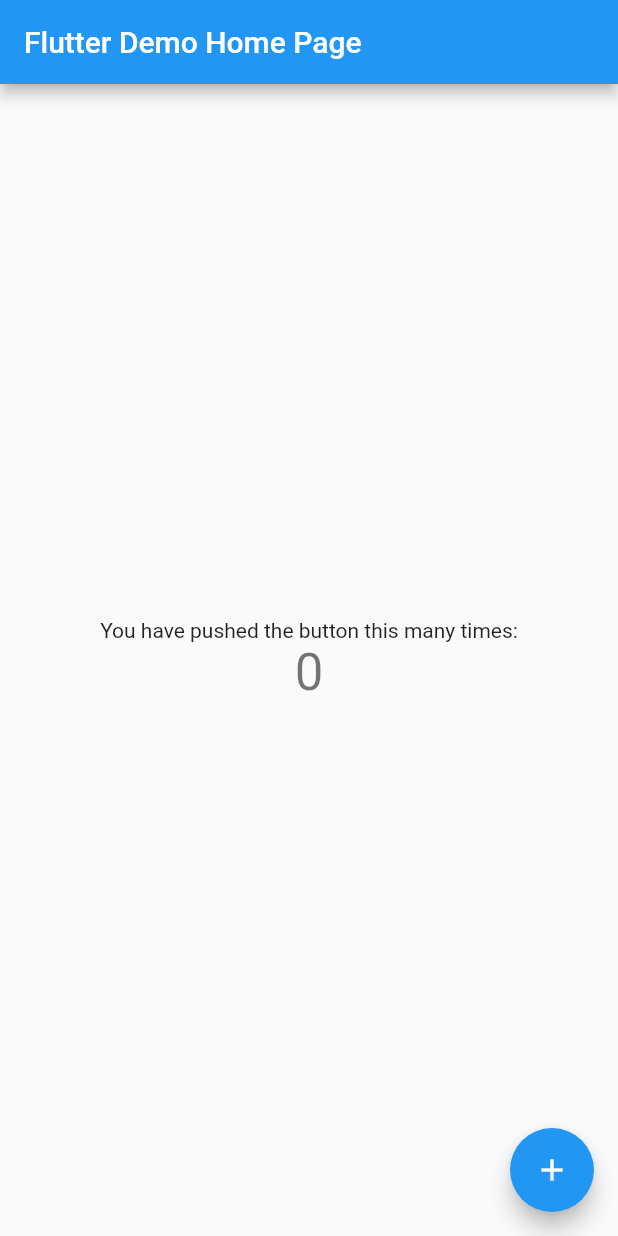
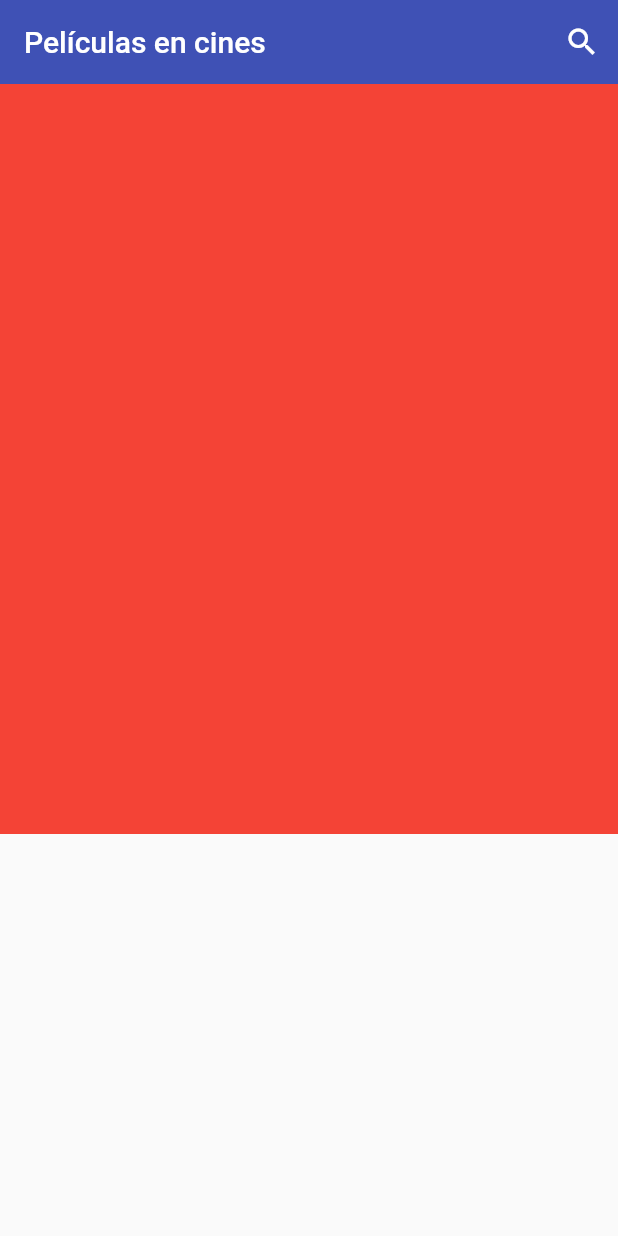
Before and after one commit to AaronMancera/AprenderFlutter, a Flutter app: the screen it shows after launch, on a phone screen of 412 x 824 dp. Run offline on Flutter 3.47's test engine with Material 2 defaults, Android fonts, the phone set to English and light mode, and no system bars.

Commit message:
[ Seccion 7 ] Creacion del home y el widget card_swiper.dart

```diff
--- a/peliculas/lib/main.dart
+++ b/peliculas/lib/main.dart
@@ -1,115 +1,28 @@
 import 'package:flutter/material.dart';
 
-void main() {
-  runApp(const MyApp());
-}
+import 'screens/screens.dart';
+
+
+void main() => runApp(const MyApp());
 
 class MyApp extends StatelessWidget {
   const MyApp({super.key});
 
-  // This widget is the root of your application.
   @override
   Widget build(BuildContext context) {
     return MaterialApp(
-      title: 'Flutter Demo',
-      theme: ThemeData(
-        // This is the theme of your application.
-        //
-        // Try running your application with "flutter run". You'll see the
-        // application has a blue toolbar. Then, without quitting the app, try
-        // changing the primarySwatch below to Colors.green and then invoke
-        // "hot reload" (press "r" in the console where you ran "flutter run",
-        // or simply save your changes to "hot reload" in a Flutter IDE).
-        // Notice that the counter didn't reset back to zero; the application
-        // is not restarted.
-        primarySwatch: Colors.blue,
+      debugShowCheckedModeBanner: false,
+      title: 'Peliculas',
+      initialRoute: '/home',
+      routes: {
+        '/home': (_) => const HomeScreen(),
+        '/details': (_) => const DetailScreen(),
+      },
+      theme: ThemeData.light().copyWith(
+        appBarTheme: const AppBarTheme(
+          color: Colors.indigo
+        )
       ),
-      home: const MyHomePage(title: 'Flutter Demo Home Page'),
     );
   }
 }
-
-class MyHomePage extends StatefulWidget {
-  const MyHomePage({super.key, required this.title});
-
-  // This widget is the home page of your application. It is stateful, meaning
-  // that it has a State object (defined below) that contains fields that affect
-  // how it looks.
-
-  // This class is the configuration for the state. It holds the values (in this
-  // case the title) provided by the parent (in this case the App widget) and
-  // used by the build method of the State. Fields in a Widget subclass are
-  // always marked "final".
-
-  final String title;
-
-  @override
-  State<MyHomePage> createState() => _MyHomePageState();
-}
-
-class _MyHomePageState extends State<MyHomePage> {
-  int _counter = 0;
-
-  void _incrementCounter() {
-    setState(() {
-      // This call to setState tells the Flutter framework that something has
-      // changed in this State, which causes it to rerun the build method below
-      // so that the display can reflect the updated values. If we changed
-      // _counter without calling setState(), then the build method would not be
-      // called again, and so nothing would appear to happen.
-      _counter++;
-    });
-  }
-
-  @override
-  Widget build(BuildContext context) {
-    // This method is rerun every time setState is called, for instance as done
-    // by the _incrementCounter method above.
-    //
-    // The Flutter framework has been optimized to make rerunning build methods
-    // fast, so that you can just rebuild anything that needs updating rather
-    // than having to individually change instances of widgets.
-    return Scaffold(
-      appBar: AppBar(
-        // Here we take the value from the MyHomePage object that was created by
-        // the App.build method, and use it to set our appbar title.
-        title: Text(widget.title),
-      ),
-      body: Center(
-        // Center is a layout widget. It takes a single child and positions it
-        // in the middle of the parent.
-        child: Column(
-          // Column is also a layout widget. It takes a list of children and
-          // arranges them vertically. By default, it sizes itself to fit its
-          // children horizontally, and tries to be as tall as its parent.
-          //
-          // Invoke "debug painting" (press "p" in the console, choose the
-          // "Toggle Debug Paint" action from the Flutter Inspector in Android
-          // Studio, or the "Toggle Debug Paint" command in Visual Studio Code)
-          // to see the wireframe for each widget.
-          //
-          // Column has various properties to control how it sizes itself and
-          // how it positions its children. Here we use mainAxisAlignment to
-          // center the children vertically; the main axis here is the vertical
-          // axis because Columns are vertical (the cross axis would be
-          // horizontal).
-          mainAxisAlignment: MainAxisAlignment.center,
-          children: <Widget>[
-            const Text(
-              'You have pushed the button this many times:',
-            ),
-            Text(
-              '$_counter',
-              style: Theme.of(context).textTheme.headlineMedium,
-            ),
-          ],
-        ),
-      ),
-      floatingActionButton: FloatingActionButton(
-        onPressed: _incrementCounter,
-        tooltip: 'Increment',
-        child: const Icon(Icons.add),
-      ), // This trailing comma makes auto-formatting nicer for build methods.
-    );
-  }
-}
--- /dev/null
+++ b/peliculas/lib/screens/details_screen.dart
@@ -0,0 +1,15 @@
+import 'package:flutter/material.dart';
+
+class DetailScreen extends StatelessWidget {
+
+  const DetailScreen({Key? key}) : super(key: key);
+
+  @override
+  Widget build(BuildContext context) {
+    return const Scaffold(
+      body: Center(
+         child: Text('DetailScreen'),
+      ),
+    );
+  }
+}
--- /dev/null
+++ b/peliculas/lib/screens/home_screen.dart
@@ -0,0 +1,33 @@
+import 'package:flutter/material.dart';
+import 'package:peliculas/widgets/widgets.dart';
+
+class HomeScreen extends StatelessWidget {
+
+  const HomeScreen({Key? key}) : super(key: key);
+
+  @override
+  Widget build(BuildContext context) {
+    return  Scaffold(
+      //appbar personalizada desde el main
+      appBar: AppBar(
+        title:const Text('Películas en cines'),
+        elevation: 0,
+        actions: [
+          IconButton(
+            icon: const Icon( Icons.search_outlined ),
+            onPressed: () => {},
+          )
+        ],
+      ),
+      body: SingleChildScrollView(
+        child: Column(
+          children: const [
+            // Tarjetas principales
+            CardSwiper(),
+
+          ],
+        ),
+      )
+    );
+  }
+}
--- /dev/null
+++ b/peliculas/lib/screens/screens.dart
@@ -0,0 +1,2 @@
+export 'package:peliculas/screens/details_screen.dart';
+export 'package:peliculas/screens/home_screen.dart';
--- /dev/null
+++ b/peliculas/lib/widgets/card_swiper.dart
@@ -0,0 +1,14 @@
+import 'package:flutter/material.dart';
+
+class CardSwiper extends StatelessWidget {
+  const CardSwiper({super.key});
+
+  @override
+  Widget build(BuildContext context) {
+    return Container(
+      width: double.infinity,
+      height: 500,
+      color: Colors.red,
+    );
+  }
+}
--- /dev/null
+++ b/peliculas/lib/widgets/widgets.dart
@@ -0,0 +1 @@
+export 'package:peliculas/widgets/card_swiper.dart';
```
